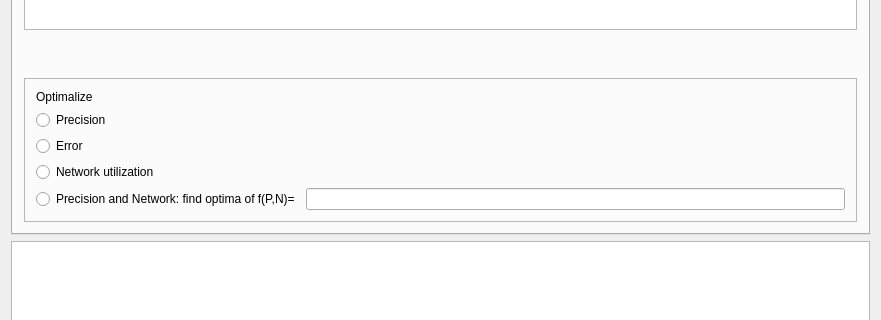
Before: the Qt Designer form Framework-for-analysis-and-automatic-code-generation-of-Clock-Syncronization-Algorithmus/frontend_class.ui in Kampfzwerg42/Framework-for-analysis-and-automatic-code-generation-of-Clock-Syncronization-Algorithmus, drawn with Qt 5; both pictures show x 0 to 881 and y 241 to 561 of the 881 by 711 pixel window.
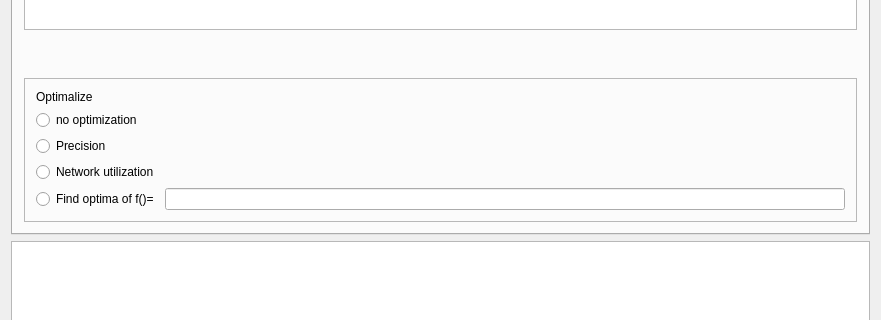
After: the same form once the commit is applied. The open tabs and pages were chosen to show the change.

```diff
--- a/Framework-for-analysis-and-automatic-code-generation-of-Clock-Syncronization-Algorithmus/frontend_class.ui
+++ b/Framework-for-analysis-and-automatic-code-generation-of-Clock-Syncronization-Algorithmus/frontend_class.ui
@@ -394,38 +394,31 @@
            <enum>QFrame::Raised</enum>
           </property>
           <layout class="QGridLayout" name="gridLayout_4">
-           <item row="3" column="0">
+           <item row="4" column="0">
             <widget class="QRadioButton" name="Opt_Network">
              <property name="text">
               <string>Network utilization</string>
              </property>
             </widget>
            </item>
-           <item row="4" column="0">
+           <item row="5" column="0">
             <widget class="QRadioButton" name="Opt_wighted_combination">
              <property name="text">
-              <string>Precision and Network: find optima of f(P,N)=</string>
+              <string>Find optima of f()=</string>
              </property>
             </widget>
            </item>
-           <item row="1" column="0">
+           <item row="2" column="0">
             <widget class="QRadioButton" name="Opt_Precision">
              <property name="text">
               <string>Precision</string>
              </property>
             </widget>
            </item>
-           <item row="4" column="1">
+           <item row="5" column="1">
             <widget class="QLineEdit" name="Opt_wight_funktion">
              <property name="toolTip">
-              <string>&lt;html&gt;&lt;head/&gt;&lt;body&gt;&lt;p&gt;Example:&lt;/p&gt;&lt;p&gt;P*100+N/10+R/100&lt;br/&gt;=&amp;gt;minimize (Precision in ms)*100+(Numbre of Messages)/10+R(SystemParameter)/100&lt;/p&gt;&lt;/body&gt;&lt;/html&gt;</string>
-             </property>
-            </widget>
-           </item>
-           <item row="2" column="0">
-            <widget class="QRadioButton" name="Opt_Error">
-             <property name="text">
-              <string>Error</string>
+              <string>&lt;html&gt;&lt;head/&gt;&lt;body&gt;&lt;p&gt;Example:&lt;/p&gt;&lt;p&gt;Pre*2+U&lt;br/&gt;=&amp;gt;minimize (Precision in ms)*2+(Network utilisation)&lt;/p&gt;&lt;p&gt;=&amp;gt;possible Parameter are in Systemparameter tab&lt;/p&gt;&lt;/body&gt;&lt;/html&gt;</string>
              </property>
             </widget>
            </item>
@@ -436,6 +429,13 @@
              </property>
             </widget>
            </item>
+           <item row="1" column="0">
+            <widget class="QRadioButton" name="Opt_Error">
+             <property name="text">
+              <string>no optimization</string>
+             </property>
+            </widget>
+           </item>
           </layout>
          </widget>
         </item>
```
Left out of the diff: 2 changed lines with no effect on the pictures.
